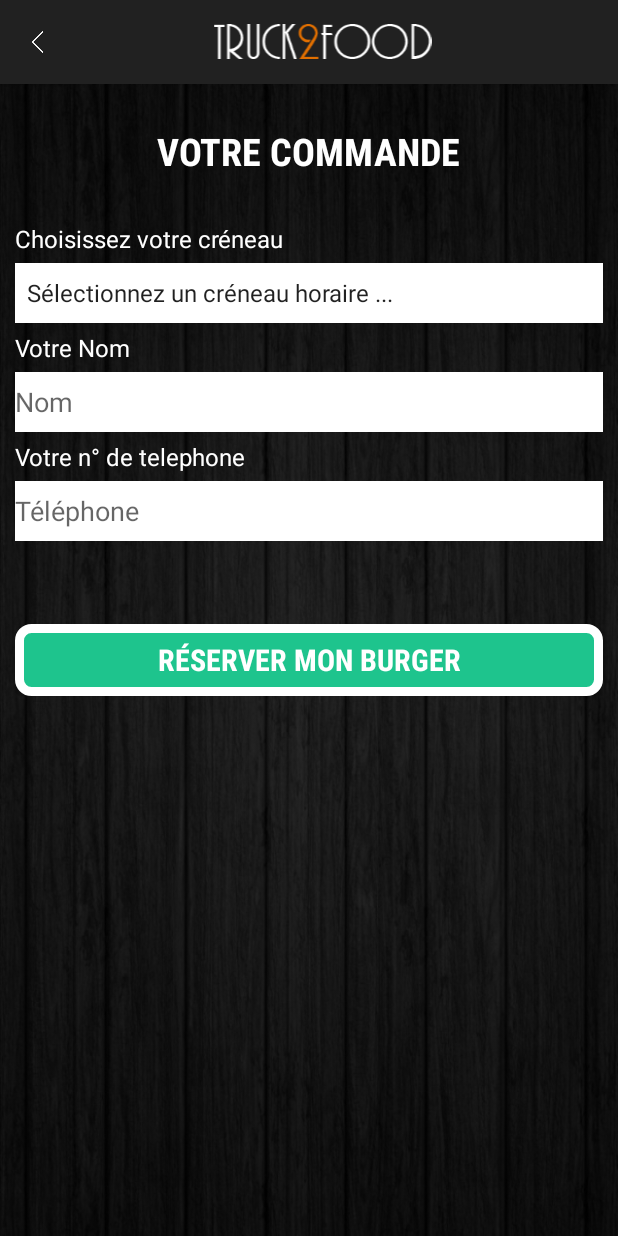
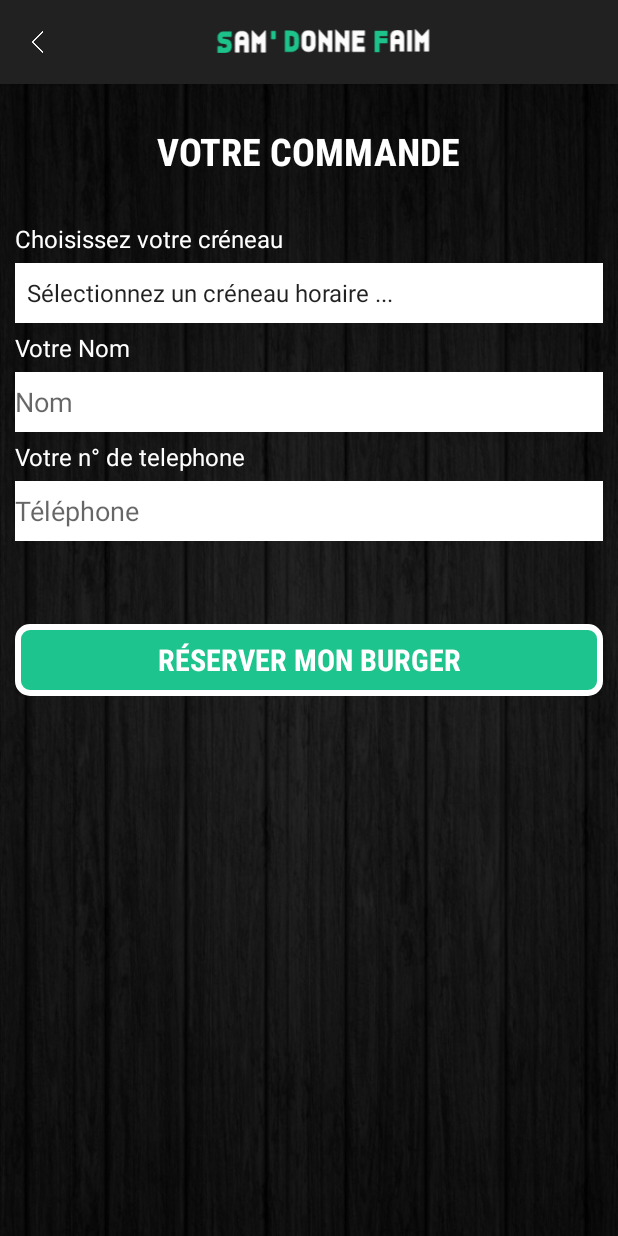
Before and after one commit to Sautronl/FoodTruck, an Android app: the Commande screen opened directly, with no data from a screen before it, on a phone screen of 412 x 824 dp. Run offline under Robolectric (Android 15) with nearby library versions, the phone set to English and light mode, and no system bars; our stand-ins replace Firebase (no records; nobody signed in at launch, a user with empty details on screens opened directly).

Commit message:
kelyan logo sdf

```diff
--- a/app/src/main/res/drawable/button_border_white.xml
+++ b/app/src/main/res/drawable/button_border_white.xml
@@ -2,7 +2,7 @@
 <selector xmlns:android="http://schemas.android.com/apk/res/android">
     <item>
         <shape android:shape="rectangle">
-            <stroke android:width="6dp"
+            <stroke android:width="4dp"
                     android:color="#ffffff"/>
             <corners android:radius="8dip"/>
             <solid android:color="@color/bleuTurk"/>
--- a/app/src/main/res/layout/abs_layout.xml
+++ b/app/src/main/res/layout/abs_layout.xml
@@ -17,5 +17,5 @@
         android:layout_height="wrap_content"
         android:layout_gravity="center"
         android:layout_weight="0.80"
-        app:srcCompat="@drawable/foodtruck_logo" />
+        app:srcCompat="@drawable/logosdf" />
 </LinearLayout>
```
Also changed, not shown: app/src/main/res/drawable-hdpi/logosdf.png (added), app/src/main/res/drawable-ldpi/logosdf.png (added), app/src/main/res/drawable-mdpi/logosdf.png (added), app/src/main/res/drawable-xhdpi/logosdf.png (added), app/src/main/res/drawable-xxhdpi/logosdf.png (added).
